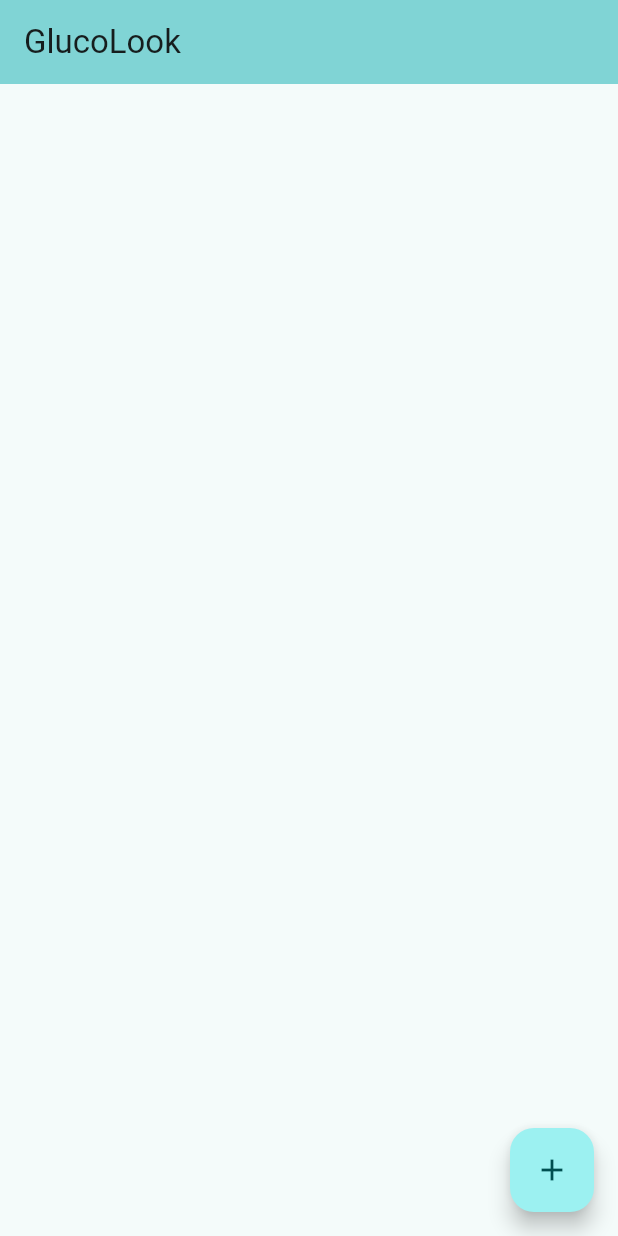
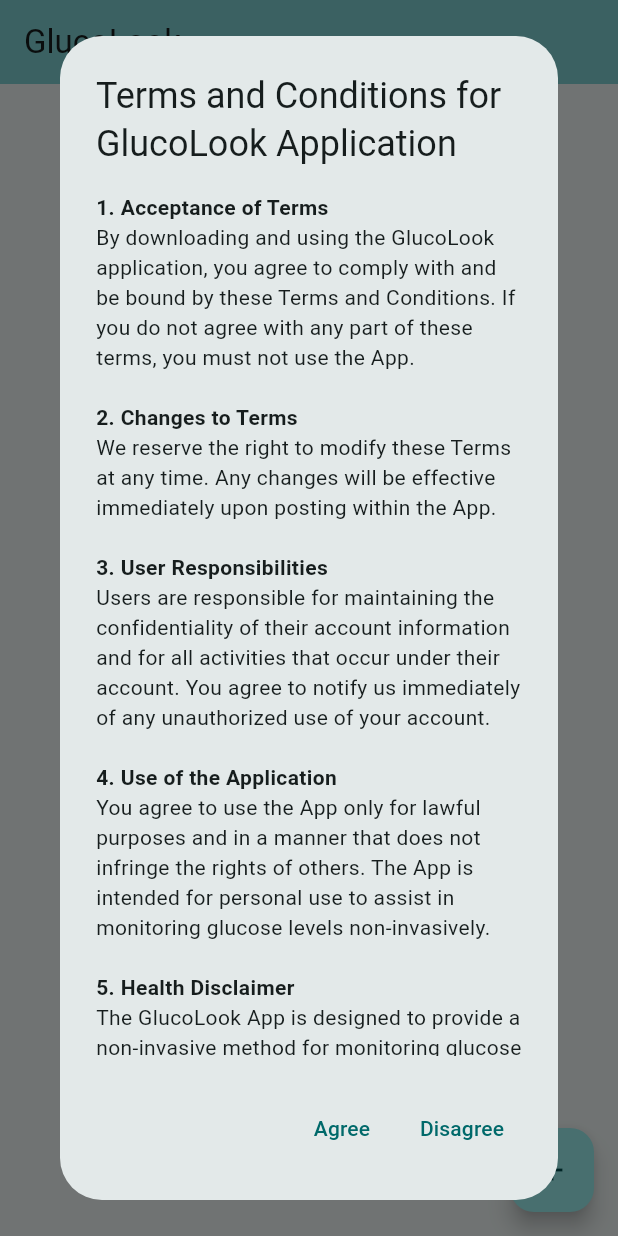
Before and after one commit to jmocampo1630/glucosense, a Flutter app: the screen it shows after launch, on a phone screen of 412 x 824 dp. Run offline on Flutter 3.47's test engine with Material 3 defaults, Android fonts, the phone set to English and light mode, and no system bars; our stand-ins replace camera, firebase_core, firebase_database, fl_chart, fluttertoast, palette_generator and 1 more; accounts and stored records are empty.

Commit message:
Terms and conditions

```diff
--- /dev/null
+++ b/lib/modals/terms_modal.dart
@@ -0,0 +1,89 @@
+import 'package:flutter/material.dart';
+import 'package:flutter/services.dart';
+
+class TermsModal extends StatelessWidget {
+  const TermsModal({super.key});
+  @override
+  Widget build(BuildContext context) {
+    return AlertDialog(
+      title: const Text('Terms and Conditions for GlucoLook Application'),
+      content: SingleChildScrollView(
+        child: ListBody(
+          children: <Widget>[
+            _buildTermsText(),
+          ],
+        ),
+      ),
+      actions: <Widget>[
+        TextButton(
+          child: const Text('Agree'),
+          onPressed: () {
+            Navigator.of(context).pop(true); // Return true if agreed
+          },
+        ),
+        TextButton(
+          child: const Text('Disagree'),
+          onPressed: () {
+            SystemNavigator.pop(); // Exit the app if disagreed
+          },
+        ),
+      ],
+    );
+  }
+
+  Widget _buildTermsText() {
+    return Text.rich(
+      TextSpan(
+        children: [
+          _buildTermSection(
+            '1. Acceptance of Terms\n',
+            'By downloading and using the GlucoLook application, you agree to comply with and be bound by these Terms and Conditions. If you do not agree with any part of these terms, you must not use the App.\n\n',
+          ),
+          _buildTermSection(
+            '2. Changes to Terms\n',
+            'We reserve the right to modify these Terms at any time. Any changes will be effective immediately upon posting within the App.\n\n',
+          ),
+          _buildTermSection(
+            '3. User Responsibilities\n',
+            'Users are responsible for maintaining the confidentiality of their account information and for all activities that occur under their account. You agree to notify us immediately of any unauthorized use of your account.\n\n',
+          ),
+          _buildTermSection(
+            '4. Use of the Application\n',
+            'You agree to use the App only for lawful purposes and in a manner that does not infringe the rights of others. The App is intended for personal use to assist in monitoring glucose levels non-invasively.\n\n',
+          ),
+          _buildTermSection(
+            '5. Health Disclaimer\n',
+            'The GlucoLook App is designed to provide a non-invasive method for monitoring glucose levels through saliva samples. However, it may not provide 100% accurate results and it is not intended as a substitute for professional medical advice, diagnosis, or treatment. Always seek the advice of your physician or other qualified health provider with any questions you may have regarding a medical condition.\n\n',
+          ),
+          _buildTermSection(
+            '6. Limitation of Liability\n',
+            'To the fullest extent permitted by law, we shall not be liable for any direct, indirect, incidental, special, consequential, or punitive damages arising from or related to your use of the App, including but not limited to any inaccuracies in glucose readings or health-related decisions made based on such readings.\n\n',
+          ),
+          _buildTermSection(
+            '7. Data Management and Privacy\n',
+            'We are committed to protecting your privacy. Any personal information collected through the App will be handled in accordance with our Privacy Policy. You consent to the collection, use, and sharing of your information as described in the Privacy Policy.\n\n',
+          ),
+          _buildTermSection(
+            '8. Contact Information\n',
+            'For any questions about these Terms, please contact us at GlucoLook@gmail.com.\n\n',
+          ),
+        ],
+      ),
+    );
+  }
+
+  TextSpan _buildTermSection(String title, String content) {
+    return TextSpan(
+      children: [
+        TextSpan(
+          text: title,
+          style: const TextStyle(fontWeight: FontWeight.bold),
+        ),
+        TextSpan(
+          text: content,
+          style: const TextStyle(fontSize: 14.0),
+        ),
+      ],
+    );
+  }
+}
--- a/lib/services/color_generator.services.dart
+++ b/lib/services/color_generator.services.dart
@@ -1,6 +1,5 @@
 import 'dart:io';
 import 'dart:math';
-import 'dart:ui' as ui;
 
 import 'package:flutter/material.dart';
 import 'package:flutter/services.dart';
```
Also changed, not shown: lib/pages/my_home_page.dart (+37 -0 lines).
